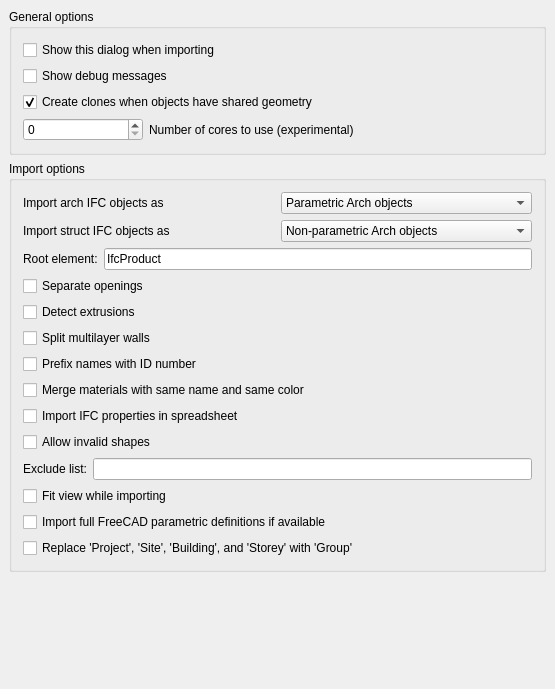
The window that src/Mod/BIM/Resources/ui/preferences-ifc.ui (southseact-3d/fcd) describes before a commit, drawn with Qt 5.
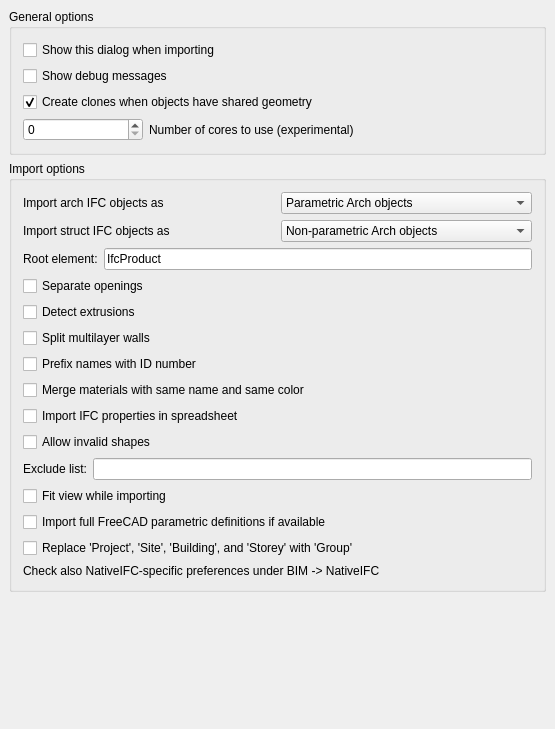
The same window after the commit. Custom widgets are drawn as their Qt base class.

Commit message:
BIM: Reworked preferences and setup screens
* Reworded welcome screen, removed "update" section
* Removed Webtools and Start option from setup dialog - fixes #14179
* Renamed Arch preferecnes to BIM - fixes #14121
* Moved NativeIFC preferences to BIM - fixes #14137

What changed in the file:
```diff
--- a/src/Mod/BIM/Resources/ui/preferences-ifc.ui
+++ b/src/Mod/BIM/Resources/ui/preferences-ifc.ui
@@ -7,7 +7,7 @@
     <x>0</x>
     <y>0</y>
     <width>555</width>
-    <height>689</height>
+    <height>729</height>
    </rect>
   </property>
   <property name="windowTitle">
@@ -476,6 +476,13 @@
         </property>
        </widget>
       </item>
+      <item>
+       <widget class="QLabel" name="label_3">
+        <property name="text">
+         <string>Check also NativeIFC-specific preferences under BIM -&gt; NativeIFC</string>
+        </property>
+       </widget>
+      </item>
      </layout>
     </widget>
    </item>
```
The commit also changes 7 other files.
